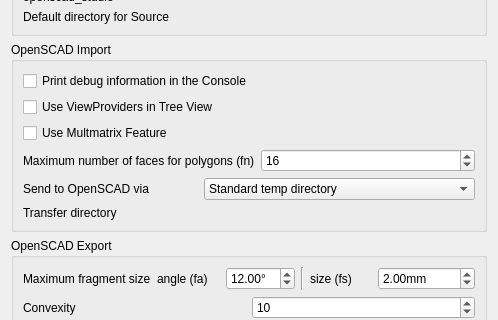
First picture: the form in freecad/OpenSCAD_Ext/Resources/ui/OpenSCAD_Ext_Preferences.ui, repository KeithSloan/OpenSCAD_Workbench, before the edit; both pictures show x 0 to 498 and y 90 to 410 of the 498 by 616 pixel window.
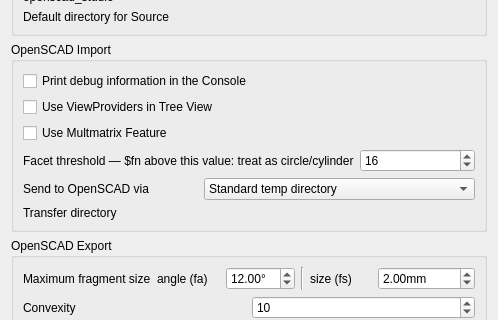
Second picture: the form after the edit. Custom widgets are drawn as their Qt base class.

Diff of the .ui file:
```diff
--- a/freecad/OpenSCAD_Ext/Resources/ui/OpenSCAD_Ext_Preferences.ui
+++ b/freecad/OpenSCAD_Ext/Resources/ui/OpenSCAD_Ext_Preferences.ui
@@ -196,7 +196,7 @@
            <string>The maximum number of faces of a polygon, prism or frustum. If fn is greater than this value the object is considered to be a circular. Set to 0 for no limit</string>
           </property>
           <property name="text">
-           <string>Maximum number of faces for polygons (fn)</string>
+           <string>Facet threshold — $fn above this value: treat as circle/cylinder</string>
           </property>
          </widget>
         </item>
```
Left out of the diff: 4 changed lines with no effect on the pictures.
